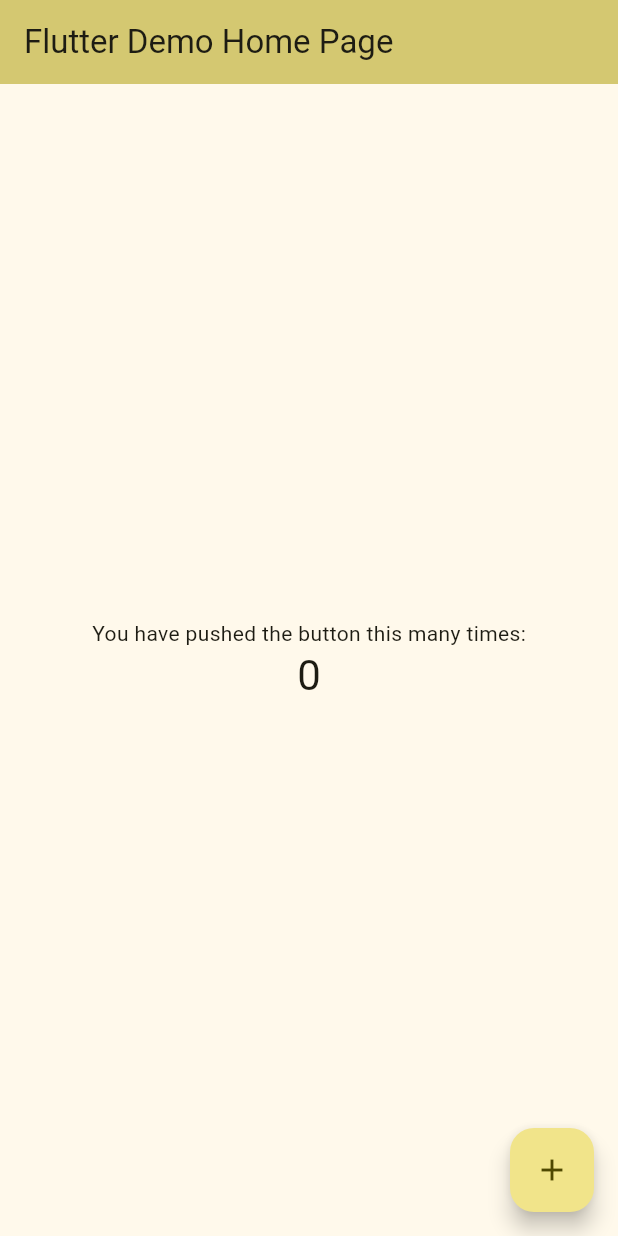
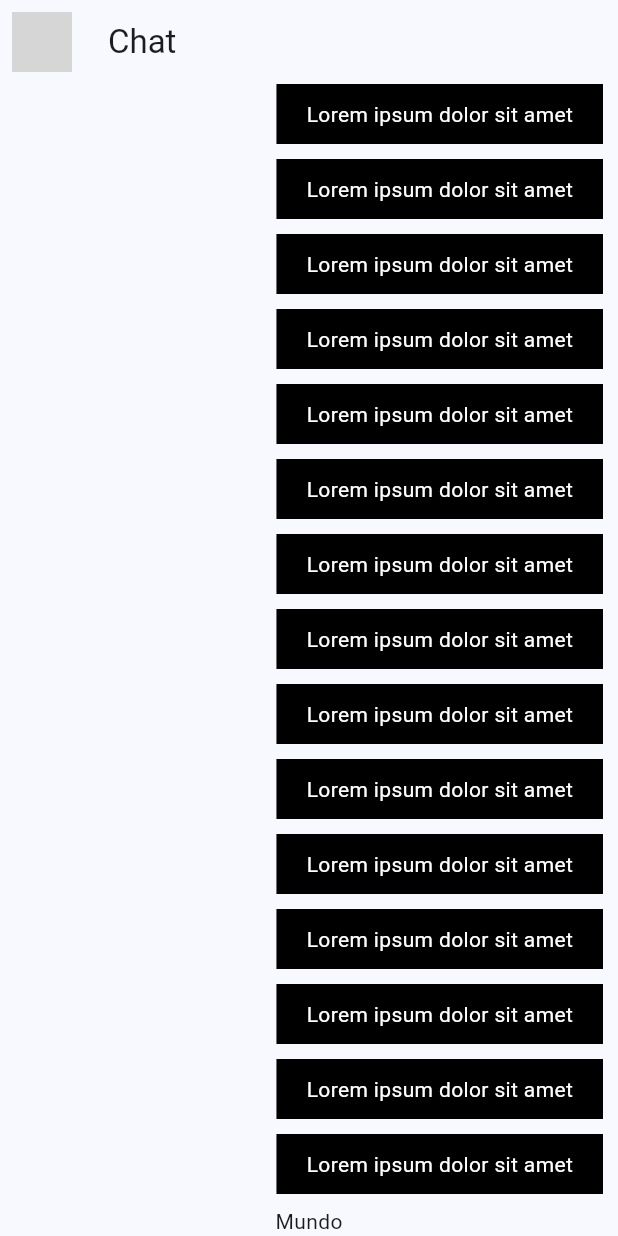
Before and after one commit to MiguelHG2351/yes_no_app, a Flutter app: the screen it shows after launch, on a phone screen of 412 x 824 dp. Run offline on Flutter 3.47's test engine with Material 3 defaults, Android fonts, the phone set to English and light mode, and no system bars; network calls fail; grey boxes are pictures that could not be loaded.

Commit message:
first entity for manage message

```diff
--- a/lib/config/theme/app_theme.dart
+++ b/lib/config/theme/app_theme.dart
@@ -15,11 +15,13 @@ const List<Color> _colorThemes = [
 class AppTheme {
   final int selectedTheme;
 
-  AppTheme({ this.selectedTheme = 0 }) : assert(selectedTheme >=0 && selectedTheme < _colorThemes.length, 'Color must be between 0 and ${_colorThemes.length - 1}');
+  AppTheme({this.selectedTheme = 0})
+      : assert(selectedTheme >= 0 && selectedTheme < _colorThemes.length,
+            'Color must be between 0 and ${_colorThemes.length - 1}');
 
   ThemeData theme() {
     return ThemeData(
-      colorSchemeSeed: _colorThemes[ selectedTheme ]
+      colorSchemeSeed: _colorThemes[selectedTheme],
     );
   }
 }
--- /dev/null
+++ b/lib/domain/entities/message.dart
@@ -0,0 +1,9 @@
+enum FromWho { mine, hers }
+
+class Message {
+  final String text;
+  final String? imageUrl;
+  final FromWho? fromWho;
+
+  Message({required this.text, required this.imageUrl, required this.fromWho});
+}
--- a/lib/main.dart
+++ b/lib/main.dart
@@ -1,5 +1,6 @@
 import 'package:flutter/material.dart';
 import 'package:yes_no_app/config/theme/app_theme.dart';
+import 'package:yes_no_app/presentacion/screens/chat/chat_screen.dart';
 
 void main() {
   runApp(const MyApp());
@@ -14,8 +15,8 @@ class MyApp extends StatelessWidget {
     return MaterialApp(
       debugShowCheckedModeBanner: false,
       title: 'Flutter Demo',
-      theme: AppTheme(selectedTheme: 4).theme(),
-      home: const MyHomePage(title: 'Flutter Demo Home Page'),
+      theme: AppTheme(selectedTheme: 1).theme(),
+      home: const ChatScreen(),
     );
   }
 }
--- /dev/null
+++ b/lib/presentacion/screens/chat/chat_screen.dart
@@ -0,0 +1,49 @@
+import 'package:flutter/material.dart';
+import 'package:yes_no_app/presentacion/widgets/chat/my_message_bubble.dart';
+
+class ChatScreen extends StatelessWidget {
+  const ChatScreen({super.key});
+
+  @override
+  Widget build(BuildContext context) {
+    return Scaffold(
+      appBar: AppBar(
+        title: const Text('Chat'),
+        centerTitle: false,
+        leading: const Padding(
+          padding: EdgeInsets.all(8.0),
+          child: CircleAvatar(
+            backgroundImage: NetworkImage(
+                'https://randomuser.me/api/portraits/women/90.jpg'),
+          ),
+        ),
+      ),
+      body: const _ChatView(),
+    );
+  }
+}
+
+class _ChatView extends StatelessWidget {
+  const _ChatView();
+
+  @override
+  Widget build(BuildContext context) {
+    return SafeArea(
+      child: Padding(
+        padding: const EdgeInsets.symmetric(horizontal: 10),
+        child: Column(
+          children: [
+            Expanded(
+                child: ListView.builder(
+              itemCount: 100,
+              itemBuilder: (context, index) {
+                return const MyMessageBubble();
+              },
+            )),
+            const Text('Mundo')
+          ],
+        ),
+      ),
+    );
+  }
+}
--- /dev/null
+++ b/lib/presentacion/widgets/chat/my_message_bubble.dart
@@ -0,0 +1,25 @@
+import 'package:flutter/material.dart';
+
+class MyMessageBubble extends StatelessWidget {
+  const MyMessageBubble({super.key});
+
+  @override
+  Widget build(BuildContext context) {
+    return Column(
+      crossAxisAlignment: CrossAxisAlignment.end,
+      children: [
+        Container(
+          decoration: const BoxDecoration(color: Colors.black),
+          child: const Padding(
+            padding: EdgeInsets.symmetric(horizontal: 20, vertical: 10),
+            child: Text(
+              'Lorem ipsum dolor sit amet',
+              style: TextStyle(color: Colors.white),
+            ),
+          ),
+        ),
+        const SizedBox(height: 10)
+      ],
+    );
+  }
+}
```
